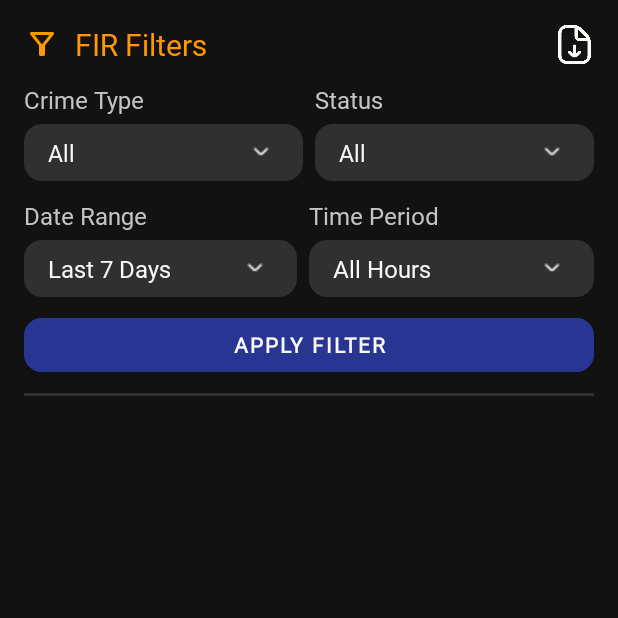
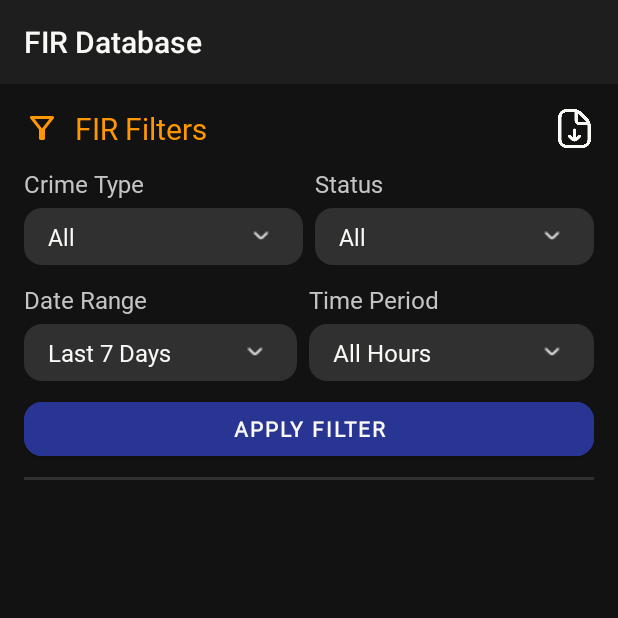
Before and after one commit to yashendra767/Trinetra-AI, an Android app: the AllFIRsActivity screen opened directly, with no data from a screen before it, on a phone screen of 412 x 824 dp, the top half of it. Run offline under Robolectric (Android 15) with nearby library versions, the phone set to English and light mode, and no system bars; our stand-ins replace Firebase (no records; nobody signed in at launch, a user with empty details on screens opened directly); Roboto replaces fonts that are not available here.

Commit message:
Adding the Tool bar (temporily)

```diff
--- a/app/src/main/java/com/example/trinetraai/drawer_activities/AllFIRsActivity.kt
+++ b/app/src/main/java/com/example/trinetraai/drawer_activities/AllFIRsActivity.kt
@@ -1,11 +1,17 @@
 package com.example.trinetraai.drawer_activities
 
+import android.annotation.SuppressLint
+import android.content.Intent
 import android.os.Build
 import android.os.Bundle
 import android.view.View
 import android.view.WindowInsets
 import android.widget.*
+import androidx.appcompat.app.ActionBarDrawerToggle
 import androidx.appcompat.app.AppCompatActivity
+import androidx.appcompat.widget.Toolbar
+import androidx.core.view.GravityCompat
+import androidx.drawerlayout.widget.DrawerLayout
 import androidx.recyclerview.widget.LinearLayoutManager
 import androidx.recyclerview.widget.RecyclerView
 import com.bumptech.glide.Glide
@@ -17,11 +23,13 @@ import com.example.trinetraai.presetData.CrimeTypesData
 import com.example.trinetraai.presetData.DateRangeData
 import com.example.trinetraai.presetData.TimePeriodData
 import com.google.android.material.button.MaterialButton
+import com.google.android.material.navigation.NavigationView
 import com.google.firebase.firestore.FirebaseFirestore
 import java.text.SimpleDateFormat
 import java.util.*
 
 class AllFIRsActivity : AppCompatActivity() {
+
 
     private lateinit var recyclerView: RecyclerView
     private lateinit var adapter: AllFIRsAdapter
@@ -38,6 +46,7 @@ class AllFIRsActivity : AppCompatActivity() {
 
     private lateinit var btnApplyFilter: MaterialButton
 
+    @SuppressLint("MissingInflatedId")
     override fun onCreate(savedInstanceState: Bundle?) {
         super.onCreate(savedInstanceState)
         setContentView(R.layout.activity_all_f_i_rs)
@@ -47,6 +56,8 @@ class AllFIRsActivity : AppCompatActivity() {
             @Suppress("DEPRECATION")
             window.decorView.systemUiVisibility = View.SYSTEM_UI_FLAG_FULLSCREEN
         }
+
+
 
         setupViews()
     }
--- a/app/src/main/res/layout/activity_all_f_i_rs.xml
+++ b/app/src/main/res/layout/activity_all_f_i_rs.xml
@@ -5,6 +5,18 @@
     android:layout_height="match_parent"
     xmlns:app="http://schemas.android.com/apk/res-auto"
     tools:context=".drawer_activities.AllFIRsActivity">
+
+    <LinearLayout
+        android:layout_width="match_parent"
+        android:layout_height="match_parent"
+        android:orientation="vertical">
+        <Toolbar
+            android:layout_width="match_parent"
+            android:layout_height="wrap_content"
+            android:background="@color/surface"
+            android:title="FIR Database"
+            android:titleTextColor="@color/textPrimary"
+            />
 
     <LinearLayout
         android:layout_width="match_parent"
@@ -204,4 +216,5 @@
                 </FrameLayout>
             </LinearLayout>
     </LinearLayout>
+    </LinearLayout>
 </FrameLayout>
```
